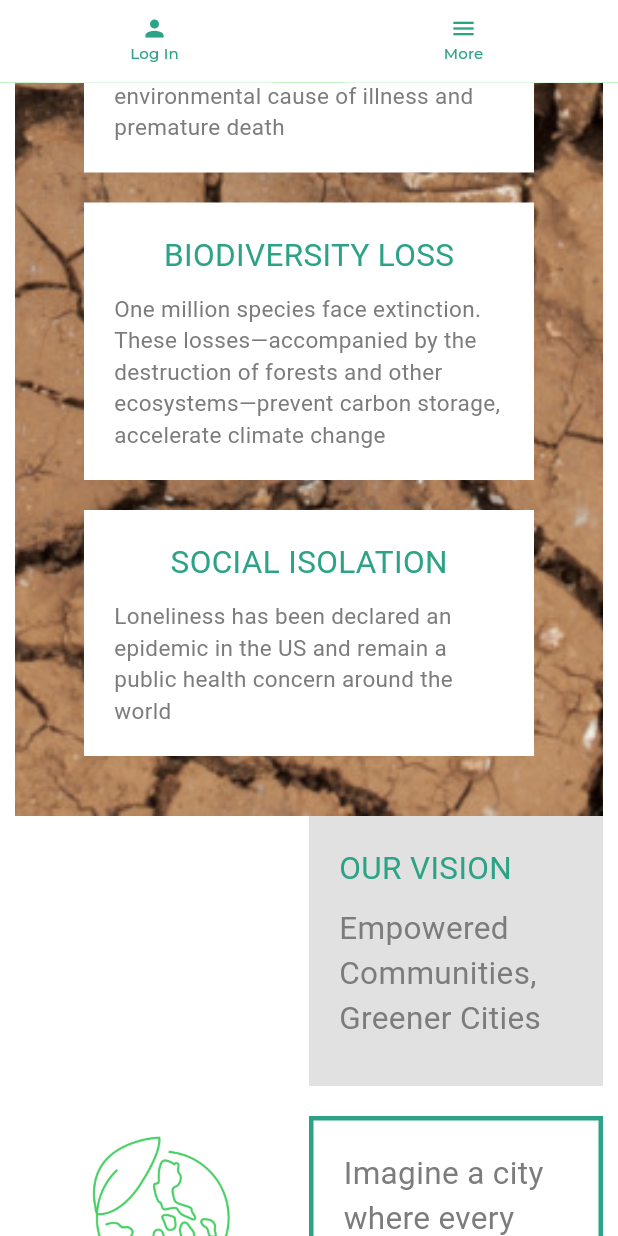
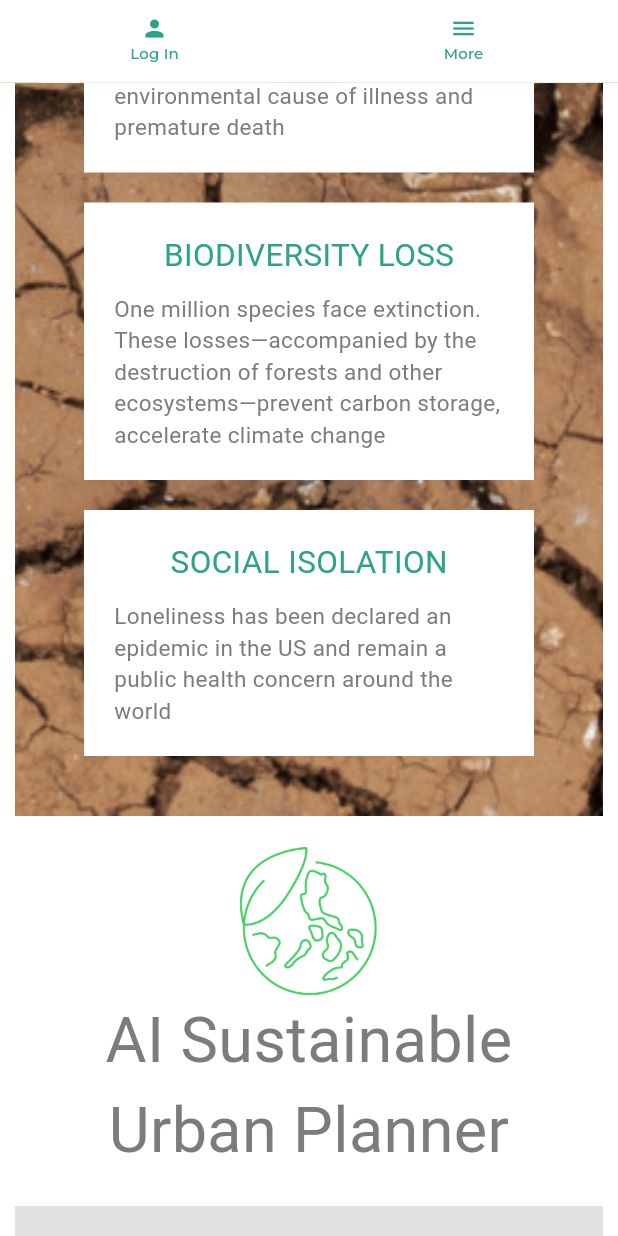
Before and after one commit to teal-towns/tealtowns, a Flutter app: the AIUrbanPlannerAbout screen opened by its route, scrolled down 1152 dp, on a phone screen of 412 x 824 dp. Run offline on Flutter 3.47's test engine with Material 3 defaults, Android fonts, the phone set to English and light mode, and no system bars; our stand-ins replace file_picker, flutter_dotenv, flutter_map, flutter_markdown, go_router, google_fonts and 10 more; missing offline and left inert: flutter_box_transform, get_ip_address, location_picker_flutter_map, mapbox_gl, mixpanel_flutter, universal_html; accounts and stored records are empty.

Commit message:
style: ai urban planner

```diff
--- a/frontend/lib/app_scaffold.dart
+++ b/frontend/lib/app_scaffold.dart
@@ -194,6 +194,7 @@ class _AppScaffoldState extends State<AppScaffoldComponent> {
       _buildLinkButton(context, '/weekly-events', 'Events'),
       _buildLinkButton(context, '/neighborhoods', 'Neighborhoods'),
       _buildLinkButton(context, '/own', 'Shared Items'),
+      _buildLinkButton(context, '/ai-urban-planner', 'AI Urban Planner'),
     ];
     if (currentUserState.isLoggedIn) {
       columns += [
--- a/frontend/lib/modules/about/ai_urban_planner_about.dart
+++ b/frontend/lib/modules/about/ai_urban_planner_about.dart
@@ -145,10 +145,38 @@ class _AIUrbanPlannerAboutState extends State<AIUrbanPlannerAbout> {
           Container(
             constraints: BoxConstraints(minHeight: height, maxWidth: maxWidth),
             width: double.infinity,
-            child: Row(
+            child: BuildSolution1(context),
+          ),
+          Container(
+            constraints: BoxConstraints(minHeight: height),
+            width: double.infinity,
+            decoration: BoxDecoration(
+              image: DecorationImage(
+                image: AssetImage("assets/images/ai_urban_planner/world.png"),
+                fit: BoxFit.cover,
+                // colorFilter: new ColorFilter.mode(Colors.black.withOpacity(0.5), BlendMode.dstATop),
+              ),
+            ),
+            child: Container(
+              constraints: BoxConstraints(maxWidth: maxWidth),
+              child: Column(
                 children: [
-                Expanded(flex: 1,
-                  child: Column(
+                  _style.SpacingH('xlarge'),
+                  _style.Text1('Our Solution', size: 'xxlarge'),
+                  _style.SpacingH('large'),
+                  _layoutService.WrapWidth(itemsSolutions),
+                  _style.SpacingH('xlarge'),
+                ],
+              ),
+            )
+          ),
+        ]
+      )
+    );
+  }
+
+  Widget BuildSolution1(BuildContext context) {
+    Widget logoContent = Column(
       children: [
         Image.asset('assets/images/ai_urban_planner/green-world.png', width: 100, height: 100),
         Container(
@@ -156,9 +184,9 @@ class _AIUrbanPlannerAboutState extends State<AIUrbanPlannerAbout> {
           child: _style.Text1('AI Sustainable Urban Planner', size: 'xxlarge', align: 'center',),
         ),
       ],
-                  ),
-                ),
-                Expanded(flex: 1, child: Column(
+    );
+
+    Widget rightContent = Column(
       children: [
         Container(
           width: double.infinity,
@@ -196,35 +224,37 @@ class _AIUrbanPlannerAboutState extends State<AIUrbanPlannerAbout> {
           ),
         ),
       ],
+    );
+
+    return LayoutBuilder(
+      builder: (context, constraints) {
+        if (constraints.maxWidth > 700) {
+          return Row(
+            children: [
+              Expanded(flex: 1,
+                child: logoContent,
+              ),
+              Expanded(flex: 1, child: Column(
+                children: [
+                  _style.SpacingH('large'),
+                  rightContent,
+                  _style.SpacingH('medium'),
+                ]
               )),
             ],
-            )
-          ),
-          Container(
-            constraints: BoxConstraints(minHeight: height),
-            width: double.infinity,
-            decoration: BoxDecoration(
-              image: DecorationImage(
-                image: AssetImage("assets/images/ai_urban_planner/world.png"),
-                fit: BoxFit.cover,
-                // colorFilter: new ColorFilter.mode(Colors.black.withOpacity(0.5), BlendMode.dstATop),
-              ),
-            ),
-            child: Container(
-              constraints: BoxConstraints(maxWidth: maxWidth),
-              child: Column(
+          );
+        } else {
+          return Column(
             children: [
-                  _style.SpacingH('xlarge'),
-                  _style.Text1('Our Solution', size: 'xxlarge'),
               _style.SpacingH('large'),
-                  _layoutService.WrapWidth(itemsSolutions),
-                  _style.SpacingH('xlarge'),
+              logoContent,
+              _style.SpacingH('large'),
+              rightContent,
+              _style.SpacingH('large'),
             ],
-              ),
-            )
-          ),
-        ]
-      )
           );
         }
       }
+    );
+  }
+}
--- a/frontend/pubspec.yaml
+++ b/frontend/pubspec.yaml
@@ -15,7 +15,7 @@ publish_to: 'none' # Remove this line if you wish to publish to pub.dev
 # In iOS, build-name is used as CFBundleShortVersionString while build-number used as CFBundleVersion.
 # Read more about iOS versioning at
 # https://developer.apple.com/library/archive/documentation/General/Reference/InfoPlistKeyReference/Articles/CoreFoundationKeys.html
-version: 1.0.0+30
+version: 1.0.0+31
 
 environment:
   sdk: ">=3.0.0 <4.0.0"
```
Lines whose indentation alone changed are shown as unchanged.
